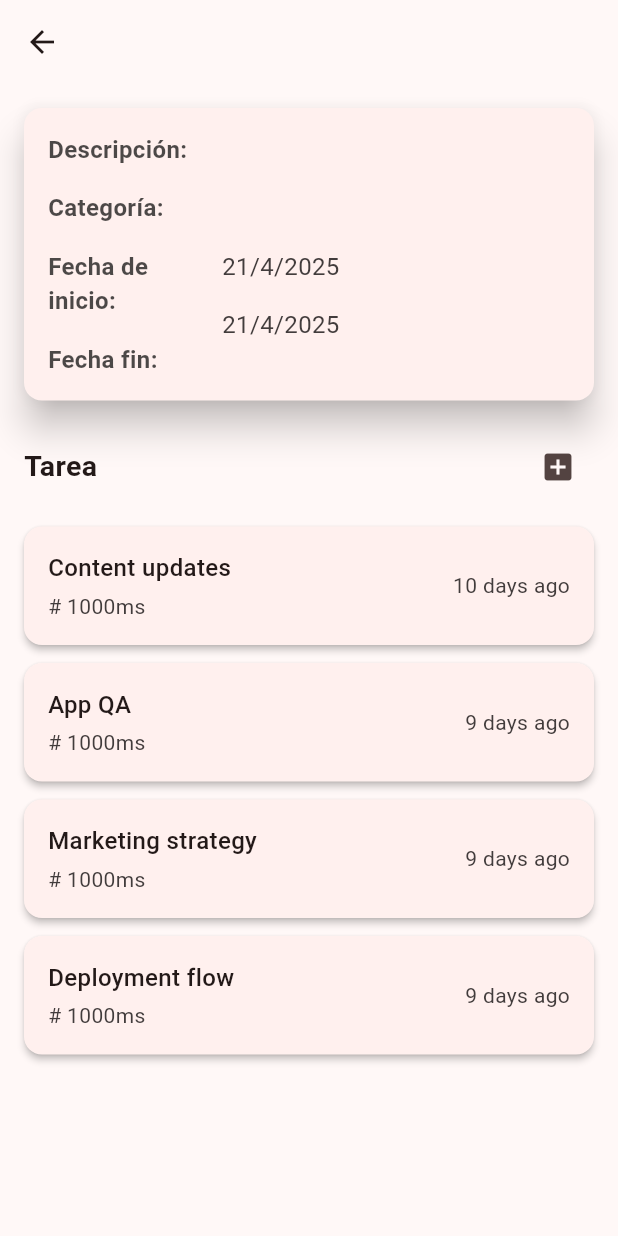
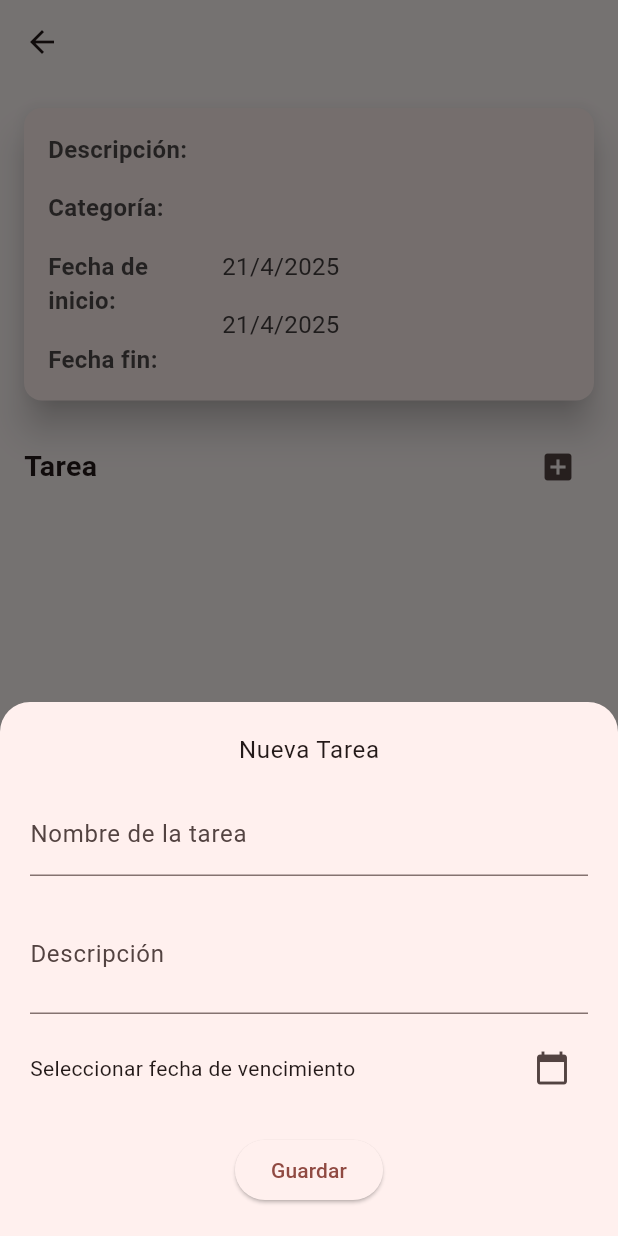
Before and after one commit to GaboDevCode/Pulse-Task, a Flutter app: the DetailsproyectView screen opened directly with empty values, after a tap on the "add box" icon, on a phone screen of 412 x 824 dp. Run offline on Flutter 3.47's test engine with Material 3 defaults, Android fonts, the phone set to English and light mode, and no system bars; our stand-ins replace go_router, sqflite; accounts and stored records are empty; network calls fail.

Commit message:
Se configuro ya cada task por proyecto, y se realizo las cards por cada taks( creacion )

```diff
--- a/lib/domain/datasources/local/database_helper.dart
+++ b/lib/domain/datasources/local/database_helper.dart
@@ -1,4 +1,5 @@
 import 'package:pulse_task/domain/models/proyect_model/proyecto.dart';
+import 'package:pulse_task/domain/models/task_model/tarea.dart';
 import 'package:sqflite/sqflite.dart';
 import 'package:path/path.dart';
 
@@ -28,9 +29,25 @@ class DatabaseHelper {
         nombre TEXT NOT NULL,
         descripcion TEXT NOT NULL,
         categoria TEXT NOT NULL,
+        relevancia INTEGER NOT NULL,
         fechaInicio TEXT NOT NULL,
         fechaFin TEXT
-        )
+
+      )
+    ''');
+
+    await db.execute('''
+      CREATE TABLE tareas (
+         id INTEGER PRIMARY KEY AUTOINCREMENT,
+         nombre TEXT NOT NULL,
+         descripcion TEXT NOT NULL,
+         estado TEXT NOT NULL,
+         fechaCreacion TEXT NOT NULL,
+         fechaVencimiento TEXT,
+         notificado INTEGER NOT NULL DEFAULT 0,
+         proyectoId INTEGER NOT NULL,
+         FOREIGN KEY (proyectoId) REFERENCES proyectos (id) ON DELETE CASCADE
+         )
     ''');
   }
 
@@ -65,4 +82,70 @@ class DatabaseHelper {
     final db = await instance.database;
     db.close();
   }
+
+  // Funciones de Tareas
+
+  Future<int> createTask(Tarea tarea) async {
+    final db = await instance.database;
+    return await db.insert('Tareas', tarea.toMap());
+  }
+
+  Future<List<Tarea>> readAllTask() async {
+    final db = await instance.database;
+    final result = await db.query('tareas');
+    return result.map((map) => Tarea.fromMap(map)).toList();
+  }
+
+  Future<int> updateTask(Tarea tarea) async {
+    final db = await instance.database;
+    return db.update(
+      'tareas',
+      tarea.toMap(),
+      where: 'id = ?',
+      whereArgs: [tarea.id],
+    );
+  }
+
+  Future<int> deleteTask(int id) async {
+    final db = await instance.database;
+    return db.delete('tareas', where: 'id = ?', whereArgs: [id]);
+  }
+
+  // Obtener todas las tareas por proyecto
+  Future<List<Tarea>> readAllTaskProyect(int proyectoId) async {
+    final db = await instance.database;
+    final result = await db.query(
+      'tareas',
+      where: 'proyectoId = ?',
+      whereArgs: [proyectoId],
+    );
+    return result.map((map) => Tarea.fromMap(map)).toList();
+  }
+
+  //obtener tareas por vencer en los próximos X días
+  Future<List<Tarea>> getTaskPorVencerEn(int dias) async {
+    final db = await instance.database;
+    final ahora = DateTime.now();
+    final limite = ahora.add(Duration(days: dias));
+
+    final result = await db.query(
+      'tareas',
+      where:
+          'fechaVencimiento IS NOT NULL AND fechaVencimiento <= ? AND notificado = 0',
+      whereArgs: [limite.toIso8601String()],
+    );
+
+    return result.map((map) => Tarea.fromMap(map)).toList();
+  }
+
+  // actualizar campo 'notificado'
+  Future<void> marcarComoNotificada(int tareaId) async {
+    final db = await instance.database;
+    await db.update(
+      'tareas',
+      {'notificado': 1},
+      where: 'id = ?',
+      whereArgs: [tareaId],
+    );
+  }
 }
--- a/lib/domain/models/proyect_model/proyecto.dart
+++ b/lib/domain/models/proyect_model/proyecto.dart
@@ -1,8 +1,10 @@
+// Modelo de Proyecto
 class Proyecto {
   int? id;
   final String nombre;
   final String descripcion;
   final String categoria;
+  final int? relevancia;
   final DateTime fechaInicio;
   final DateTime? fechaFin;
 
@@ -12,6 +14,7 @@ class Proyecto {
     required this.nombre,
     required this.descripcion,
     required this.categoria,
+    this.relevancia = 1,
     required this.fechaInicio,
     this.fechaFin,
   });
@@ -22,6 +25,7 @@ class Proyecto {
       'nombre': nombre,
       'descripcion': descripcion,
       'categoria': categoria,
+      'relevancia': relevancia,
       'fechaInicio': fechaInicio.toIso8601String(),
       'fechaFin': fechaFin?.toIso8601String(),
     };
@@ -33,6 +37,7 @@ class Proyecto {
       nombre: map['nombre'],
       descripcion: map['descripcion'],
       categoria: map['categoria'],
+      relevancia: map['relevancia'],
       fechaInicio: DateTime.parse(map['fechaInicio']),
       fechaFin:
           map['fechaFin'] != null ? DateTime.parse(map['fechaFin']) : null,
--- /dev/null
+++ b/lib/domain/models/task_model/tarea.dart
@@ -0,0 +1,52 @@
+// Modelo de tarea
+
+class Tarea {
+  int? id;
+  final String nombre;
+  final String descripcion;
+  final String estado;
+  final DateTime fechaCreacion;
+  final DateTime? fechaVencimiento;
+  final int notificado; // 0 = no notificado, 1 = notificado
+  final int proyectoId;
+
+  Tarea({
+    this.id,
+    required this.nombre,
+    required this.descripcion,
+    required this.estado,
+    required this.fechaCreacion,
+    this.fechaVencimiento,
+    this.notificado = 0,
+    required this.proyectoId,
+  });
+
+  Map<String, dynamic> toMap() {
+    return {
+      'id': id,
+      'nombre': nombre,
+      'descripcion': descripcion,
+      'estado': estado,
+      'fechaCreacion': fechaCreacion.toIso8601String(),
+      'fechaVencimiento': fechaVencimiento?.toIso8601String(),
+      'notificado': notificado,
+      'proyectoId': proyectoId,
+    };
+  }
+
+  factory Tarea.fromMap(Map<String, dynamic> map) {
+    return Tarea(
+      id: map['id'],
+      nombre: map['nombre'],
+      descripcion: map['descripcion'],
+      estado: map['estado'],
+      fechaCreacion: DateTime.parse(map['fechaCreacion']),
+      fechaVencimiento:
+          map['fechaVencimiento'] != null
+              ? DateTime.parse(map['fechaVencimiento'])
+              : null,
+      notificado: map['notificado'] ?? 0,
+      proyectoId: map['proyectoId'],
+    );
+  }
+}
--- a/lib/main.dart
+++ b/lib/main.dart
@@ -3,6 +3,7 @@ import 'package:provider/provider.dart';
 import 'package:pulse_task/configuration/router/routes.dart';
 import 'package:pulse_task/configuration/theme/app_theme.dart';
 import 'package:pulse_task/presentation/providers/project_provider/projectprovider.dart';
+import 'package:pulse_task/presentation/providers/task_provider/taskprojectprovider.dart';
 import 'package:pulse_task/presentation/providers/theme_provider/ThemeProvider.dart';
 
 void main() => runApp(
@@ -10,6 +11,7 @@ void main() => runApp(
     providers: [
       ChangeNotifierProvider(create: (_) => Projectprovider()),
       ChangeNotifierProvider(create: (_) => Themeprovider()),
+      ChangeNotifierProvider(create: (_) => TaskProvider()),
     ],
     child: MyApp(),
   ),
--- /dev/null
+++ b/lib/presentation/providers/task_provider/taskprojectprovider.dart
@@ -0,0 +1,39 @@
+import 'package:flutter/material.dart';
+import 'package:pulse_task/domain/datasources/local/database_helper.dart';
+import 'package:pulse_task/domain/models/task_model/tarea.dart';
+
+class TaskProvider extends ChangeNotifier {
+  List<Tarea> _tareas = [];
+  final DatabaseHelper _databaseHelper = DatabaseHelper.instance;
+
+  List<Tarea> get tareas => _tareas;
+
+  Future<void> loadTareasPorProyecto(int proyectoId) async {
+    _tareas = await _databaseHelper.readAllTaskProyect(proyectoId);
+    notifyListeners();
+  }
+
+  Future<void> addTarea(Tarea tarea) async {
+    await _databaseHelper.createTask(tarea);
+    await loadTareasPorProyecto(tarea.proyectoId);
+  }
+
+  Future<void> updateTarea(Tarea tarea) async {
+    await _databaseHelper.updateTask(tarea);
+    await loadTareasPorProyecto(tarea.proyectoId);
+  }
+
+  Future<void> deleteTarea(int id, int proyectoId) async {
+    await _databaseHelper.deleteTask(id);
+    await loadTareasPorProyecto(proyectoId);
+  }
+
+  Future<void> marcarComoNotificada(int tareaId) async {
+    await _databaseHelper.marcarComoNotificada(tareaId);
+  }
+
+  /// Filtra las tareas por vencer dentro de los próximos [dias]
+  Future<List<Tarea>> getTareasPorVencerEn(int dias) async {
+    return await _databaseHelper.getTaskPorVencerEn(dias);
+  }
+}
--- a/lib/presentation/screens/proyects/detailsproyect_view.dart
+++ b/lib/presentation/screens/proyects/detailsproyect_view.dart
@@ -1,5 +1,8 @@
 import 'package:flutter/material.dart';
+import 'package:provider/provider.dart';
 import 'package:pulse_task/domain/models/proyect_model/proyecto.dart';
+import 'package:pulse_task/presentation/providers/task_provider/taskprojectprovider.dart';
+import 'package:pulse_task/presentation/screens/task_project/taskproject_view.dart';
 
 class DetailsproyectView extends StatelessWidget {
   final Proyecto proyecto;
@@ -75,7 +78,7 @@ class DetailsproyectView extends StatelessWidget {
                 ),
               ),
             ),
-            // Lista de tareas recientes
+
             Row(
               mainAxisAlignment: MainAxisAlignment.spaceBetween,
               children: [
@@ -83,20 +86,18 @@ class DetailsproyectView extends StatelessWidget {
                   'Tarea',
                   style: TextStyle(fontWeight: FontWeight.bold, fontSize: 19),
                 ),
-                IconButton(onPressed: () {}, icon: Icon(Icons.add_box)),
+                IconButton(
+                  onPressed: () {
+                    mostrarFormularioCrearTarea(context, proyecto.id!);
+                  },
+                  icon: Icon(Icons.add_box),
+                ),
               ],
             ),
             const SizedBox(height: 16),
-            Expanded(
-              child: ListView(
-                children: [
-                  _buildTaskItem('Content updates', '10 days ago'),
-                  _buildTaskItem('App QA', '9 days ago'),
-                  _buildTaskItem('Marketing strategy', '9 days ago'),
-                  _buildTaskItem('Deployment flow', '9 days ago'),
-                ],
-              ),
-            ),
+
+            // Lista de tareas recientes
+            TaskListWidget(proyectoId: proyecto.id!),
           ],
         ),
       ),
@@ -175,3 +176,81 @@ class DetailsproyectView extends StatelessWidget {
     return '${date.day}/${date.month}/${date.year}';
   }
 }
+
+class TaskListWidget extends StatefulWidget {
+  final int proyectoId;
+
+  const TaskListWidget({super.key, required this.proyectoId});
+
+  @override
+  State<TaskListWidget> createState() => _TaskListWidgetState();
+}
+
+class _TaskListWidgetState extends State<TaskListWidget> {
+  bool _isLoading = true;
+
+  @override
+  void initState() {
+    super.initState();
+    _loadTareas();
+  }
+
+  Future<void> _loadTareas() async {
+    await Provider.of<TaskProvider>(
+      context,
+      listen: false,
+    ).loadTareasPorProyecto(widget.proyectoId);
+    setState(() {
+      _isLoading = false;
+    });
+  }
+
+  @override
+  Widget build(BuildContext context) {
+    if (_isLoading) {
+      return const Center(child: CircularProgressIndicator());
+    }
+
+    return SizedBox(
+      height: 400, // altura que quieras para la lista
+      child: Consumer<TaskProvider>(
+        builder: (context, taskprovider, child) {
+          final tareas =
+              taskprovider.tareas
+                  .where((t) => t.proyectoId == widget.proyectoId)
+                  .toList();
+
+          if (tareas.isEmpty) {
+            return const Center(child: Text("No hay tareas aún"));
+          }
+
+          return ListView.builder(
+            itemCount: tareas.length,
+            itemBuilder: (context, index) {
+              final tarea = tareas[index];
+              return Card(
+                elevation: 6,
+                margin: const EdgeInsets.symmetric(vertical: 8, horizontal: 4),
+                child: ListTile(
+                  title: Text(tarea.nombre),
+                  subtitle: Text(
+                    _formatDate(tarea.fechaVencimiento ?? DateTime.now()),
+                  ),
+                ),
+              );
+            },
+          );
+        },
+      ),
+    );
+  }
+
+  // Suponiendo que ya tenés este método definido donde usás este widget:
+  Widget _buildTaskItem(String nombre, String fecha) {
+    return ListTile(title: Text(nombre), subtitle: Text(fecha));
+  }
+
+  String _formatDate(DateTime date) {
+    return "${date.day}/${date.month}/${date.year}";
+  }
+}
--- /dev/null
+++ b/lib/presentation/screens/task_project/taskproject_view.dart
@@ -0,0 +1,118 @@
+import 'package:flutter/material.dart';
+import 'package:provider/provider.dart';
+import 'package:pulse_task/domain/models/task_model/tarea.dart';
+import 'package:pulse_task/presentation/providers/task_provider/taskprojectprovider.dart';
+
+void mostrarFormularioCrearTarea(BuildContext context, int proyectoId) {
+  final _formKey = GlobalKey<FormState>();
+  final TextEditingController nombreController = TextEditingController();
+  final TextEditingController descripcionController = TextEditingController();
+  DateTime? fechaSeleccionada;
+
+  showModalBottomSheet(
+    context: context,
+    isScrollControlled: true,
+    shape: RoundedRectangleBorder(
+      borderRadius: BorderRadius.vertical(top: Radius.circular(20)),
+    ),
+    builder: (context) {
+      return Padding(
+        padding: EdgeInsets.only(
+          bottom: MediaQuery.of(context).viewInsets.bottom,
+          top: 20,
+          left: 20,
+          right: 20,
+        ),
+        child: Form(
+          key: _formKey,
+          child: SingleChildScrollView(
+            child: Column(
+              mainAxisSize: MainAxisSize.min,
+              children: [
+                Text(
+                  "Nueva Tarea",
+                  style: Theme.of(context).textTheme.bodyLarge,
+                ),
+                SizedBox(height: 16),
+
+                // Nombre
+                TextFormField(
+                  controller: nombreController,
+                  decoration: InputDecoration(labelText: 'Nombre de la tarea'),
+                  validator:
+                      (value) =>
+                          value == null || value.isEmpty
+                              ? 'Este campo es obligatorio'
+                              : null,
+                ),
+                SizedBox(height: 12),
+
+                // Descripción
+                TextFormField(
+                  controller: descripcionController,
+                  decoration: InputDecoration(labelText: 'Descripción'),
+                  maxLines: 2,
+                ),
+                SizedBox(height: 12),
+
+                // Fecha de vencimiento
+                Row(
+                  children: [
+                    Expanded(
+                      child: Text(
+                        fechaSeleccionada == null
+                            ? 'Seleccionar fecha de vencimiento'
+                            : 'Vence: ${fechaSeleccionada!.toLocal().toString().split(' ')[0]}',
+                      ),
+                    ),
+                    IconButton(
+                      icon: Icon(Icons.calendar_today),
+                      onPressed: () async {
+                        final DateTime? pickedDate = await showDatePicker(
+                          context: context,
+                          initialDate: DateTime.now(),
+                          firstDate: DateTime.now(),
+                          lastDate: DateTime.now().add(Duration(days: 365)),
+                        );
+                        if (pickedDate != null) {
+                          fechaSeleccionada = pickedDate;
+                        }
+                      },
+                    ),
+                  ],
+                ),
+
+                SizedBox(height: 20),
+
+                // Botón Guardar
+                ElevatedButton(
+                  child: Text('Guardar'),
+                  onPressed: () async {
+                    if (_formKey.currentState!.validate()) {
+                      final tarea = Tarea(
+                        nombre: nombreController.text,
+                        descripcion: descripcionController.text,
+                        estado: 'pendiente',
+                        fechaCreacion: DateTime.now(),
+                        fechaVencimiento: fechaSeleccionada,
+                        notificado: 0,
+                        proyectoId: proyectoId,
+                      );
+
+                      await Provider.of<TaskProvider>(
+                        context,
+                        listen: false,
+                      ).addTarea(tarea);
+                      Navigator.pop(context); // Cierra el modal
+                    }
+                  },
+                ),
+                SizedBox(height: 20),
+              ],
+            ),
+          ),
+        ),
+      );
+    },
+  );
+}
```
Also changed, not shown: lib/presentation/screens/proyects/createproyect_view.dart (+26 -0 lines).
